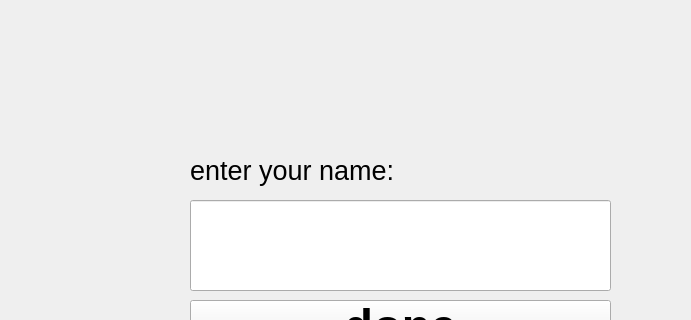
Before: the Qt Designer form client_name.ui in tomer7493/cyberProject, drawn with Qt 5; both pictures show x 0 to 691 and y 170 to 490 of the 785 by 621 pixel window.
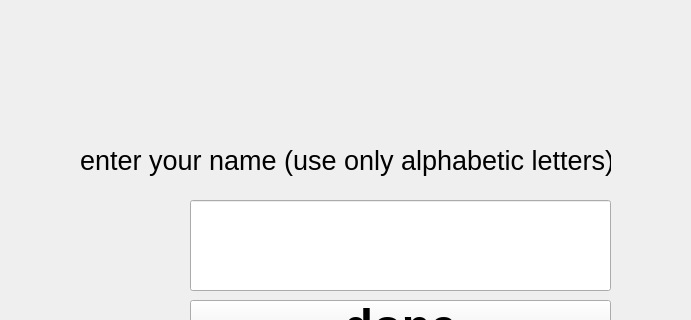
After: the same form once the commit is applied. Icons and pictures are not drawn.

What changed in the file:
```diff
--- a/client_name.ui
+++ b/client_name.ui
@@ -57,10 +57,10 @@
    <widget class="QLabel" name="label_2">
     <property name="geometry">
      <rect>
-      <x>190</x>
-      <y>320</y>
-      <width>371</width>
-      <height>41</height>
+      <x>80</x>
+      <y>300</y>
+      <width>531</width>
+      <height>61</height>
      </rect>
     </property>
     <property name="font">
@@ -69,7 +69,7 @@
      </font>
     </property>
     <property name="text">
-     <string>enter your name:</string>
+     <string>enter your name (use only alphabetic letters):</string>
     </property>
    </widget>
    <widget class="QPushButton" name="done_button">
```
